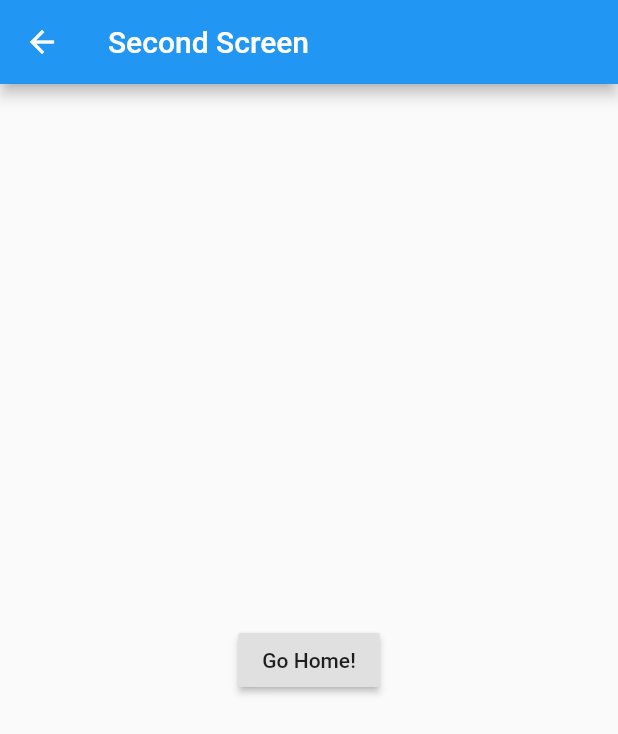
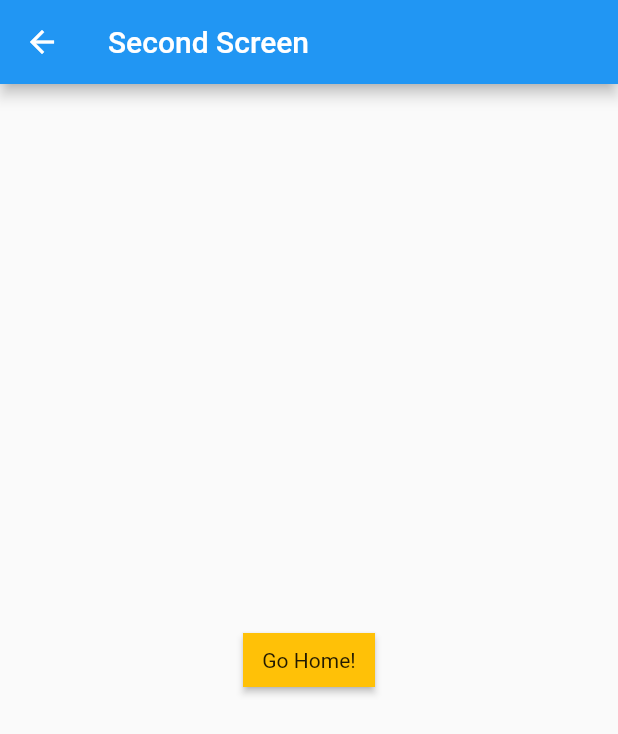
Before and after one commit to michsu0927/flutter-flutterapp, a Flutter app: the ThirdScreen screen opened by its route, on a phone screen of 412 x 824 dp. Shown: the top 734 px of the screen. Run offline on Flutter 3.47's test engine with Material 2 defaults, Android fonts, the phone set to English and light mode, and no system bars.

```diff
--- a/flutter_app/lib/main.dart
+++ b/flutter_app/lib/main.dart
@@ -86,13 +86,14 @@ class ThirdScreen extends StatelessWidget {
         title: Text("Second Screen"),
       ),
       body: Center(
-        child: RaisedButton(
+        child: RawMaterialButton(
           onPressed: () {
             // Navigate back to the first screen by popping the current route
             // off the stack.
             Navigator.pushNamedAndRemoveUntil(context, '/' , (route) => false);
           },
           child: Text('Go Home!'),
+          fillColor: Colors.amber,
         ),
       ),
     );
```
